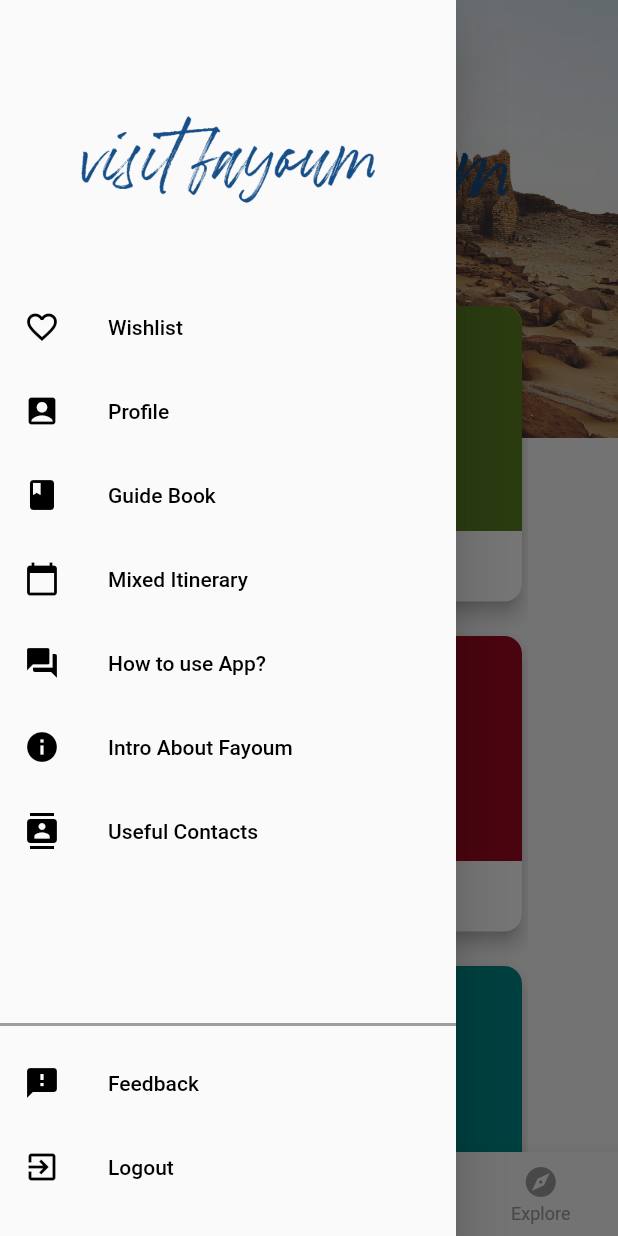
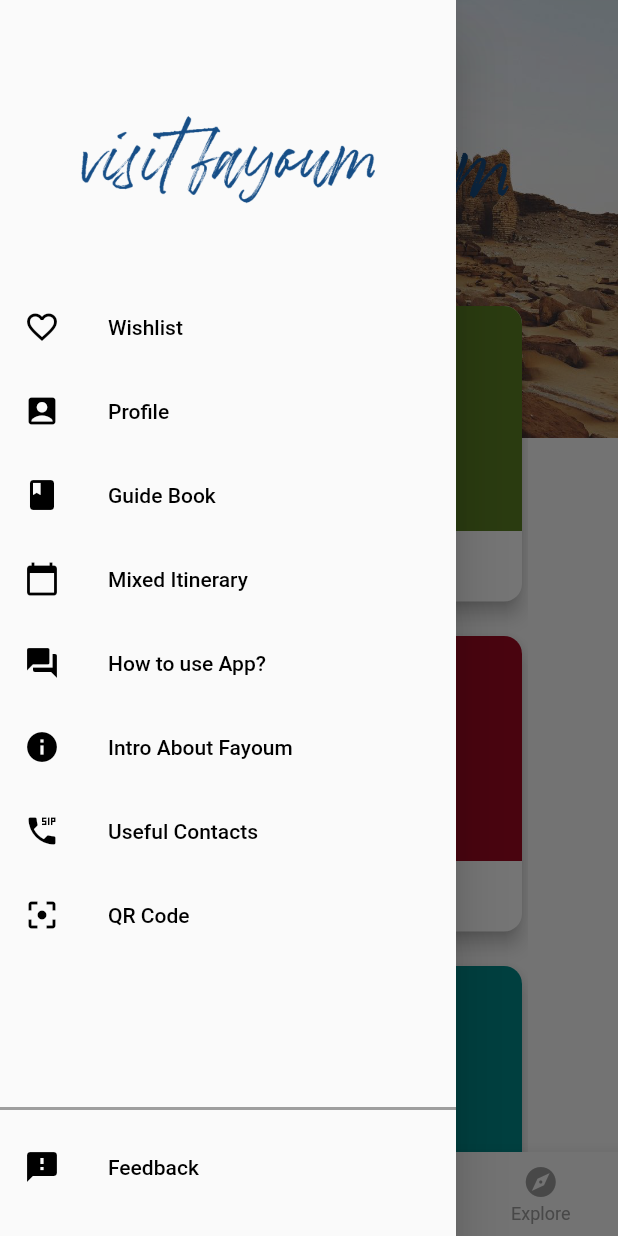
Before and after one commit to MinaSamirCap/visit_city, a Flutter app: the HomeScreen screen opened by its route, with the side drawer open, on a phone screen of 412 x 824 dp. Run offline on Flutter 3.47's test engine with Material 2 defaults, Android fonts, the phone set to English and light mode, and no system bars; our stand-ins replace email_validator, flutter_rating_bar, fluttertoast, photo_view, progress_dialog, shared_preferences; accounts and stored records are empty; network calls fail.

```diff
--- a/lang/ar.json
+++ b/lang/ar.json
@@ -28,6 +28,7 @@
     "mixed_itinerary" : "المسار المختلط",
     "how_to_use_app" : "كيفية استخدام التطبيق",
     "intro_about_fayoum" : "مقدمة عن الفيوم",
+    "qr_code" : "بحث بالكود",
     "useful_contacts" : "ارقام مفيدة",
     "in_3_iti" : "خلال 3 مسارات",
     "nat_itinerary" : "المسار الطبيعي",
--- a/lang/en.json
+++ b/lang/en.json
@@ -29,6 +29,7 @@
     "how_to_use_app" : "How to use App?",
     "intro_about_fayoum" : "Intro About Fayoum",
     "useful_contacts" : "Useful Contacts",
+    "qr_code" : "QR Code",
     "in_3_iti" : "In 3 Itineraries",
     "nat_itinerary" : "Natural Itinerary",
     "arch_itinerary" : "Archeology Itinerary",
--- a/lib/ui/widget/mian_drawer_widget.dart
+++ b/lib/ui/widget/mian_drawer_widget.dart
@@ -5,6 +5,8 @@ import '../../res/assets_path.dart';
 import '../../res/coolor.dart';
 import '../../ui/widget/ui.dart';
 import '../../res/sizes.dart';
+
+const LENGHT_ITEMS = 8;
 
 class MainDrawerWidget extends StatefulWidget {
   final Function callback;
@@ -58,7 +60,7 @@ class _MainDrawerWidgetState extends State<MainDrawerWidget> {
   Widget listView() {
     return ListView.builder(
       physics: NeverScrollableScrollPhysics(),
-      itemCount: 7,
+      itemCount: LENGHT_ITEMS,
       shrinkWrap: true,
       itemBuilder: (context, index) {
         return menuListItem(widget.menuList[index]);
@@ -72,7 +74,7 @@ class _MainDrawerWidgetState extends State<MainDrawerWidget> {
       itemCount: 2,
       shrinkWrap: true,
       itemBuilder: (context, index) {
-        return menuListItem(widget.menuList[index + 7]);
+        return menuListItem(widget.menuList[index + LENGHT_ITEMS]);
       },
     );
   }
@@ -165,7 +167,11 @@ class MenuModel {
           isSelected: false),
       MenuModel(
           title: appLocale.translate(LocalKeys.USEFUL_CONTACTS),
-          icon: Icons.contacts,
+          icon: Icons.dialer_sip,
+          isSelected: false),
+      MenuModel(
+          title: appLocale.translate(LocalKeys.QR_CODE),
+          icon: Icons.filter_center_focus,
           isSelected: false),
       MenuModel(
           title: appLocale.translate(LocalKeys.FEEDBACK),
--- a/lib/utils/lang/app_localization_keys.dart
+++ b/lib/utils/lang/app_localization_keys.dart
@@ -32,6 +32,7 @@ class LocalKeys {
   static const HOW_TO_USE_APP = "how_to_use_app";
   static const INTRO_ABOUT_FAYOUM = "intro_about_fayoum";
   static const USEFUL_CONTACTS = "useful_contacts";
+  static const QR_CODE = "qr_code";
   static const IN_3_ITINERARIES = "in_3_iti";
   static const NATURAL_ITINERARIES = "nat_itinerary";
   static const ARCHEOLOGY_ITINERARIES = "arch_itinerary";
```
